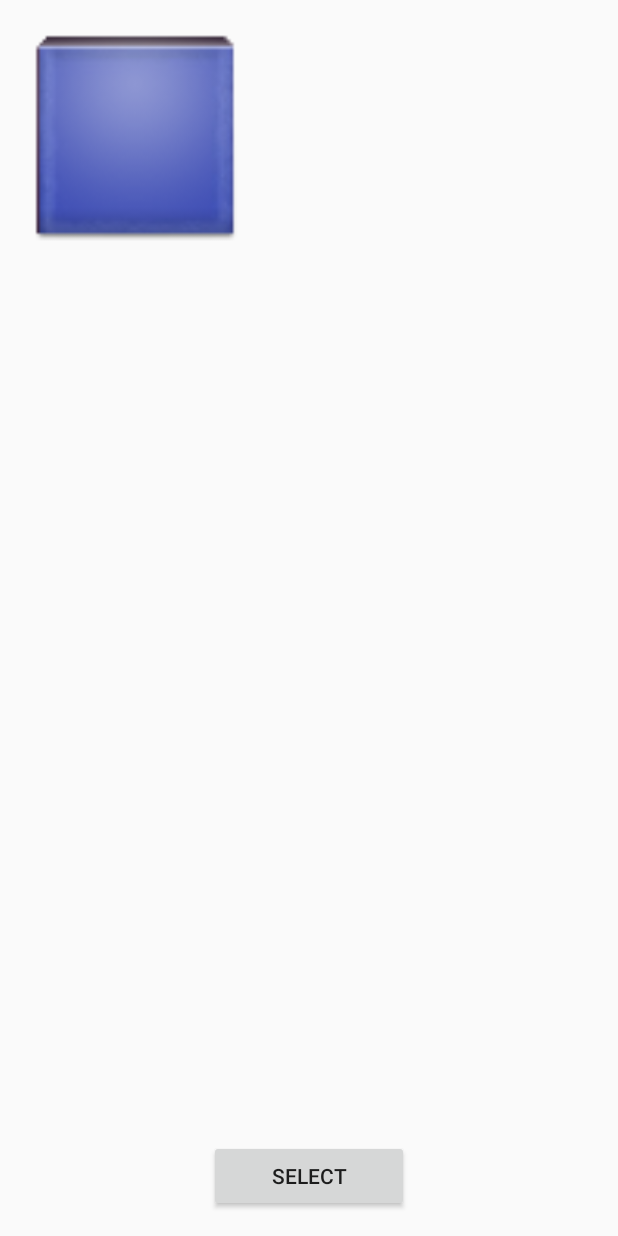
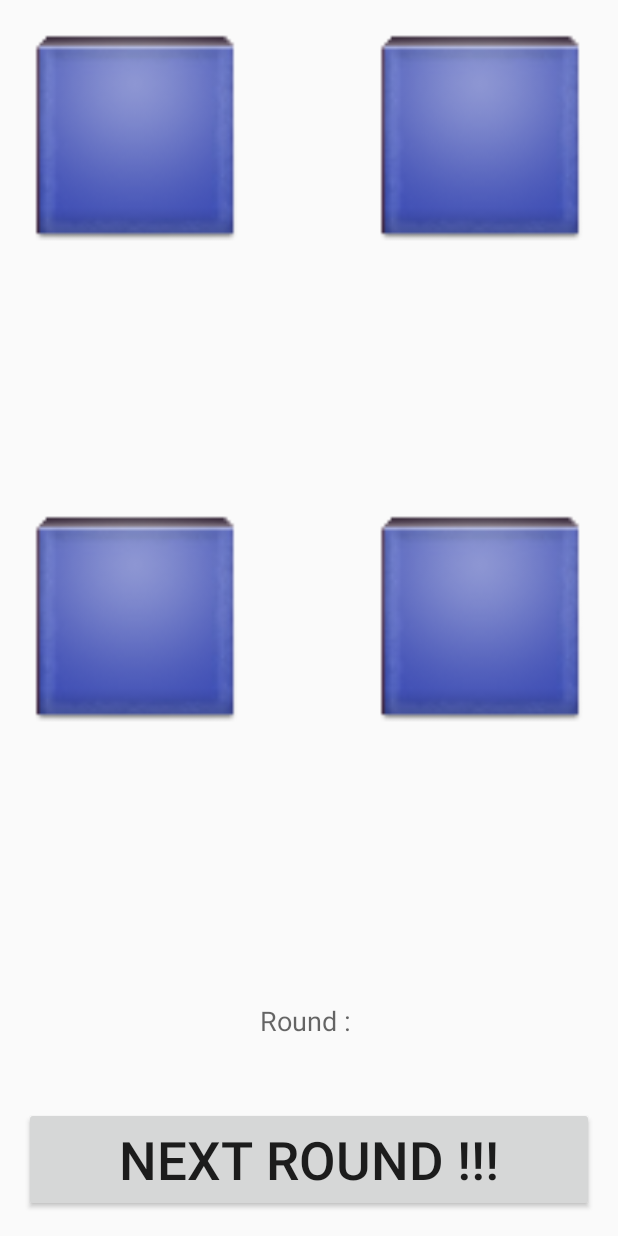
Before and after one commit to psyllost/CognitiveApp, an Android app: the layout activity_second_phase.xml on its own in the app's theme, with its tools: preview values and no code run, on a phone screen of 412 x 824 dp. Run offline under Robolectric (Android 15) with nearby library versions, the phone set to English and light mode, and no system bars.

Commit message:
Refined shapes

```diff
--- a/app/src/main/res/layout/activity_second_phase.xml
+++ b/app/src/main/res/layout/activity_second_phase.xml
@@ -10,12 +10,12 @@
 
     <Button
         android:id="@+id/selectBtn"
-        android:layout_width="wrap_content"
-        android:layout_height="wrap_content"
+        android:layout_width="fill_parent"
+        android:layout_height="70dp"
         android:layout_alignParentBottom="true"
         android:layout_centerHorizontal="true"
-        android:minWidth="200px"
-        android:text="Select" />
+        android:textSize="35sp"
+        android:text="Next Round !!!" />
 
     <CheckBox
         android:layout_width="150dp"
@@ -26,6 +26,46 @@
         android:layout_alignParentLeft="true"
         android:layout_alignParentStart="true"
         android:background="@drawable/blue_rect" />
+    <CheckBox
+        android:layout_width="150dp"
+        android:layout_height="150dp"
+        android:id="@+id/secCB"
+        android:button="@drawable/customdrawablecheckbox"
+
+        android:background="@drawable/blue_rect"
+        android:layout_alignParentTop="true"
+        android:layout_alignParentRight="true"
+        android:layout_alignParentEnd="true" />
+
+    <CheckBox
+        android:layout_width="150dp"
+        android:layout_height="150dp"
+        android:id="@+id/thirdCB"
+        android:button="@drawable/customdrawablecheckbox"
+        android:background="@drawable/blue_rect"
+        android:layout_alignTop="@+id/fourthCB"
+        android:layout_alignParentLeft="true"
+        android:layout_alignParentStart="true" />
+
+    <CheckBox
+        android:layout_width="150dp"
+        android:layout_height="150dp"
+        android:id="@+id/fourthCB"
+        android:button="@drawable/customdrawablecheckbox"
+        android:background="@drawable/blue_rect"
+        android:layout_centerVertical="true"
+        android:layout_alignParentRight="true"
+        android:layout_alignParentEnd="true" />
+
+    <TextView
+        android:layout_width="wrap_content"
+        android:layout_height="wrap_content"
+        android:textAppearance="?android:attr/textAppearanceMedium"
+        android:text="Round : "
+        android:id="@+id/round"
+        android:layout_above="@+id/selectBtn"
+        android:layout_centerHorizontal="true"
+        android:layout_marginBottom="45dp" />
 
 
 </RelativeLayout>
```
